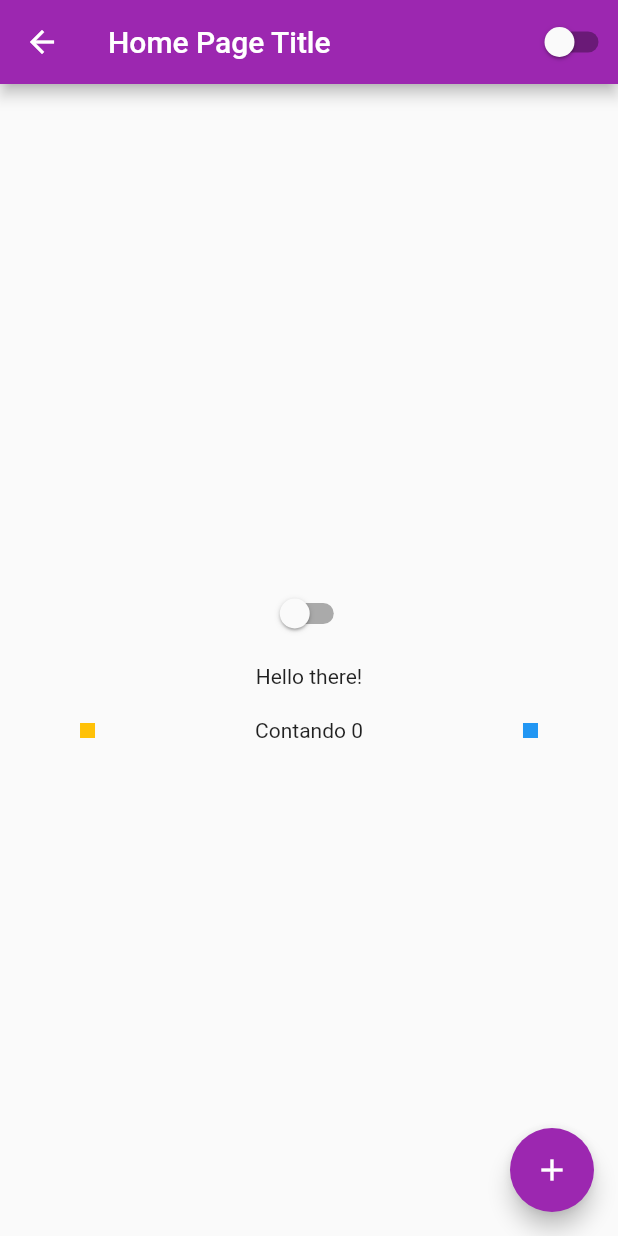
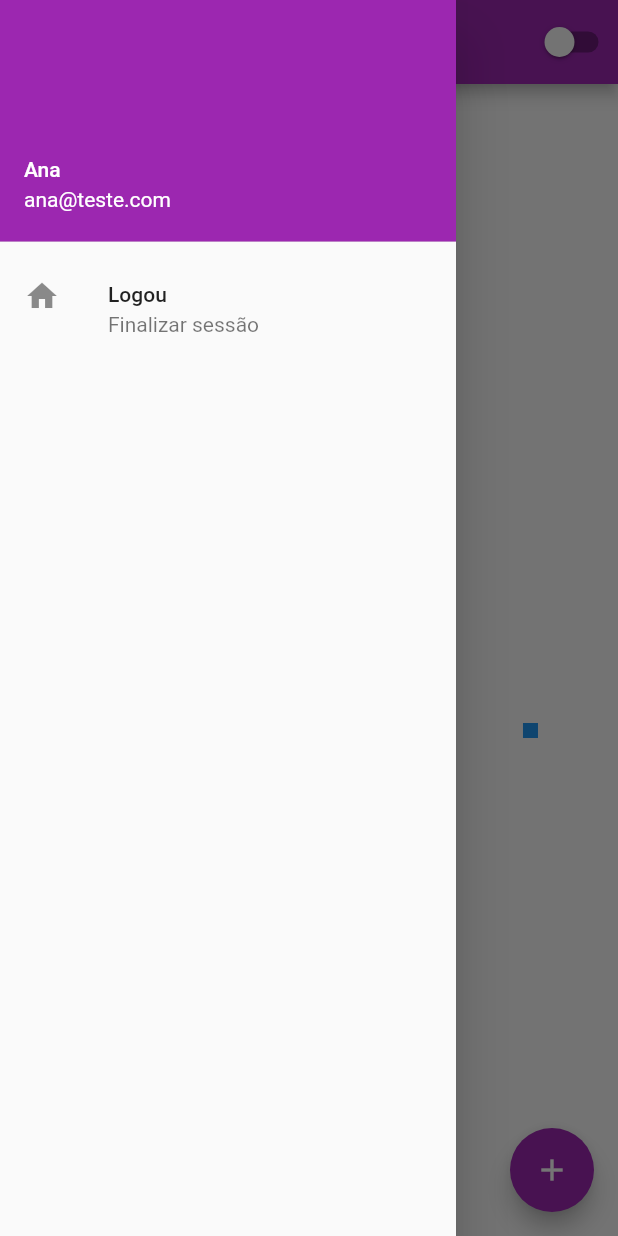
Before and after one commit to Brulibra/study_project, a Flutter app: the HomePage screen opened by its route, with the side drawer open (before the commit the screen has no drawer), on a phone screen of 412 x 824 dp. Run offline on Flutter 3.47's test engine with Material 2 defaults, Android fonts, the phone set to English and light mode, and no system bars.

Commit message:
moving project to new file

```diff
--- a/lib/pages/home_page.dart
+++ b/lib/study-project/pages/home_page.dart
@@ -17,6 +17,22 @@ class HomePageState extends State<HomePage> {
   @override
   Widget build(BuildContext context) {
     return Scaffold(
+      drawer: Drawer(
+        child: Column(
+          children: [
+            const UserAccountsDrawerHeader(
+                accountName: Text('Ana'), accountEmail: Text('ana@teste.com')),
+            ListTile(
+              leading: const Icon(Icons.home),
+              title: const Text('Logou'),
+              subtitle: const Text('Finalizar sessão'),
+              onTap: () {
+                Navigator.of(context).pushReplacementNamed('/');
+              },
+            )
+          ],
+        ),
+      ),
       appBar: AppBar(
         title: const Text("Home Page Title"),
         actions: const [CustomSwitch()],
--- a/lib/routes/app_widget.dart
+++ b/lib/study-project/routes/app_widget.dart
@@ -1,7 +1,7 @@
 import 'package:flutter/material.dart';
-import 'package:study_project/services/app_controler.dart';
-import 'package:study_project/pages/home_page.dart';
-import 'package:study_project/pages/login_page.dart';
+import 'package:study_project/study-project/services/app_controler.dart';
+import 'package:study_project/study-project/pages/home_page.dart';
+import 'package:study_project/study-project/pages/login_page.dart';
 
 class AppWidget extends StatelessWidget {
   final String title;
```
Also changed, not shown: lib/pages/login_page.dart (deleted, +0 -69 lines), lib/study-project/pages/login_page.dart (added, +78 -0 lines), lib/study-project/components/email_input.dart (renamed from lib/components/email_input.dart), lib/study-project/components/password_input.dart (renamed from lib/components/password_input.dart), lib/study-project/main.dart (renamed from lib/main.dart), lib/study-project/services/app_controler.dart (renamed from lib/services/app_controler.dart), lib/study-project/utils/dark_theme.dart (renamed from lib/utils/dark_theme.dart).
